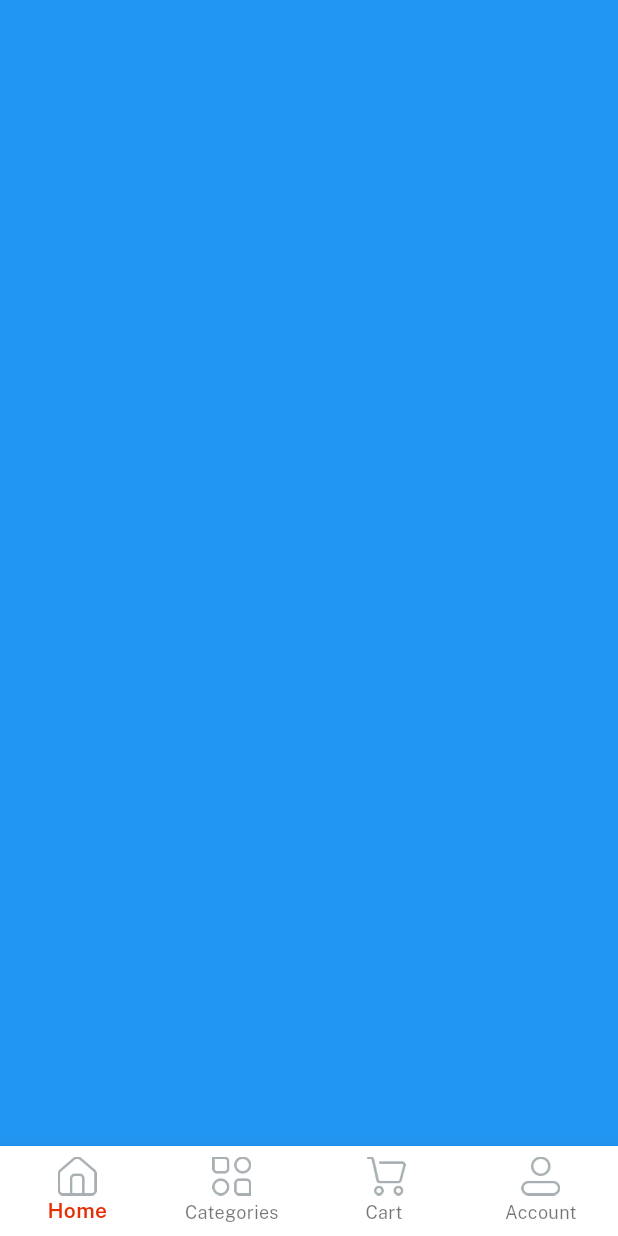
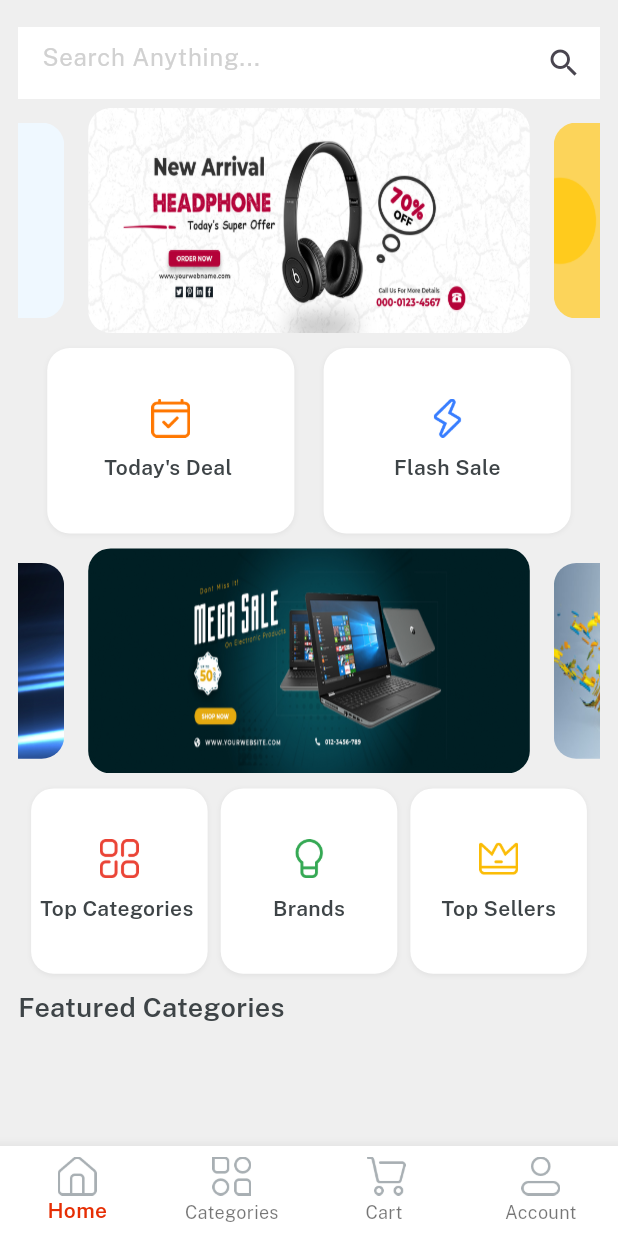
Before and after one commit to Shahzaibshakeelcheema/Flutter-Ecommerce-Project, a Flutter app: the Home screen opened directly, on a phone screen of 412 x 824 dp. Run offline on Flutter 3.47's test engine with Material 3 defaults, Android fonts, the phone set to English and light mode, and no system bars; drawn by our look-alikes of velocity_x; our stand-ins replace get.

Commit message:
Home screen populted with search function + sliders + added widgets for button + Strings lists upadted

```diff
--- a/lib/consts/lists.dart
+++ b/lib/consts/lists.dart
@@ -1,7 +1,22 @@
 import 'package:store/consts/images.dart';
-
+// login with logos
 const socialIconList =[
   icFacebookLogo,
   icGoogleLogo,
   icTwitterLogo
 ];
+//home slider Limages
+const slidersList =[
+  imgSlider1,
+  imgSlider2,
+  imgSlider3,
+  imgSlider4
+];
+
+//home 2nd slider Limages
+const secondSlidersList =[
+  imgSs1,
+  imgSs2,
+  imgSs3,
+  imgSs4
+];
--- a/lib/consts/strings.dart
+++ b/lib/consts/strings.dart
@@ -18,8 +18,14 @@ const loginWith = "Log In with ";
 const privcyPolicy = "Privcy Policy";
 const termsAndConditions = "Terms & Conditions";
 const alreadyHaveAccount = "If you already have account?   ";
-//Home Screen
+//Home
 const home ="Home";
 const categories ="Categories";
 const cart = "Cart ";
 const account = "Account";
+
+// home screen
+const searchanything = "Search Anything..." , todaydeal = "Today's Deal " , flashSale ="Flash Sale", topSellers = "Top Sellers", topcategoies = "Top Categories ", brands= "Brands", featuredcategories= "Featured Categories";
+
+
+//const = " ";
--- a/lib/views/home_screen/home.dart
+++ b/lib/views/home_screen/home.dart
@@ -1,6 +1,10 @@
 import 'package:get/get.dart';
 import 'package:store/consts/consts.dart';
 import 'package:store/controllers/home_controller.dart';
+import 'package:store/views/cart_screen/cart_screen.dart';
+import 'package:store/views/category_screen/category_screen.dart';
+import 'package:store/views/home_screen/home_screen.dart';
+import 'package:store/views/profile_screen/profile_screen.dart';
 
 class Home extends StatelessWidget {
   const Home({super.key});
@@ -22,10 +26,14 @@ var controller = Get.put(HomeController());
 
 
   var navBody =[
-    Container(color: Colors.blue,),
-    Container(color: Colors.green,),
-    Container(color: Colors.yellow,),
-    Container(color: Colors.purple,),
+    // Container(color: Colors.blue,),
+    // Container(color: Colors.green,),
+    // Container(color: Colors.yellow,),
+    // Container(color: Colors.purple,),
+const HomeScreen(),
+const CategoryScreen(),
+const CartScreen(),
+const ProfileScreen()
 
 
   ];
--- a/lib/views/home_screen/home_screen.dart
+++ b/lib/views/home_screen/home_screen.dart
@@ -1,11 +1,104 @@
 import 'package:store/consts/consts.dart';
-class MyWidget extends StatelessWidget {
-  const MyWidget({super.key});
+import 'package:store/consts/lists.dart';
+import 'package:store/widgets_common/home_button.dart';
+
+class HomeScreen extends StatelessWidget {
+  const HomeScreen({super.key});
 
   @override
   Widget build(BuildContext context) {
     return Container(
-      color: Colors.red,
+      //color: Colors.red,
+      padding: const EdgeInsets.all(12),
+      color: lightGrey,
+
+      width: context.screenWidth,
+      height: context.screenHeight,
+      child: SafeArea(child: Column(
+        children: [
+          Container(
+
+            height: 60,
+            alignment: Alignment.center,
+            color: lightGrey,
+            child: TextFormField(
+
+              decoration: const InputDecoration(
+                border: InputBorder.none,
+                suffixIcon: Icon(Icons.search),
+                filled: true,
+                fillColor: whiteColor,
+                hintText: searchanything,
+                hintStyle: TextStyle(color: textfieldGrey)
+
+              ),
+            ),
+          ),
+         Expanded(
+          //using single child for making page scrollable
+           child: SingleChildScrollView(
+            physics: const BouncingScrollPhysics(),
+             child: Column(
+              children: [
+                 //slider main top
+              VxSwiper.builder(
+                aspectRatio:16/9,
+                autoPlay: true,
+                height: 150,
+                enlargeCenterPage: true,
+                itemCount: slidersList.length, itemBuilder: (context ,index ){
+
+
+                return Image.asset(slidersList[index], fit:BoxFit.fill).box.rounded.clip(Clip.antiAlias).margin(const EdgeInsets.symmetric(horizontal: 8)).make(); //margin(EdgeInsets.symmetric(horizontal: 8) for adding space between
+              }),
+              10.heightBox,
+              Row(
+                mainAxisAlignment: MainAxisAlignment.spaceEvenly,
+                children: List.generate(2, (index)=>homebuttons(
+                  height : context.screenHeight*0.15,
+                  widht : context.screenWidth/2.5,
+                  icon: index ==0 ?icTodaysDeal : icFlashDeal,
+                  title : index==0 ? todaydeal : flashSale,
+
+                )),
+              ),
+              // 2nd slider
+              10.heightBox,
+              VxSwiper.builder(
+                aspectRatio:16/9,
+                autoPlay: true,
+                height: 150,
+                enlargeCenterPage: true,
+                itemCount: secondSlidersList.length, itemBuilder: (context ,index ){
+
+
+                return Image.asset(secondSlidersList[index], fit:BoxFit.fill).box.rounded.clip(Clip.antiAlias).margin(const EdgeInsets.symmetric(horizontal: 8)).make(); //margin(EdgeInsets.symmetric(horizontal: 8) for adding space between
+              }),
+              10.heightBox,
+
+              Row(
+                mainAxisAlignment: MainAxisAlignment.spaceEvenly,
+                children: List.generate(3, (index)=>homebuttons(
+                  height : context.screenHeight*0.15,
+                  widht : context.screenWidth/3.5,
+                  icon: index ==0 ?icTopCategories : index==1 ? icBrands : icTopSeller,
+                  title : index ==0 ?topcategoies : index==1 ? brands : topSellers,
+
+                )),
+              ),
+              10.heightBox,
+              //featured categories
+              Align(
+                alignment: Alignment.centerLeft,
+                child: featuredcategories.text.size(18).fontFamily(semibold).color(darkFontGrey).make(),
+
+                ),
+              ],
+             ),
+           ),
+         ),
+        ],
+      ))
     );
   }
 }
--- /dev/null
+++ b/lib/widgets_common/home_button.dart
@@ -0,0 +1,13 @@
+import 'package:store/consts/consts.dart';
+
+Widget homebuttons( {onPress ,height, widht, icon, String?title}){
+  return
+  Column(
+    mainAxisAlignment: MainAxisAlignment.center,
+    children: [
+  Image.asset(icon , width: 26,),
+  10.heightBox,
+  title!.text.fontFamily(semibold).color(darkFontGrey).make(), //title k sath ! = null check
+    ],
+  ).box.rounded.white.size(widht, height).shadowSm.make();
+}
```
